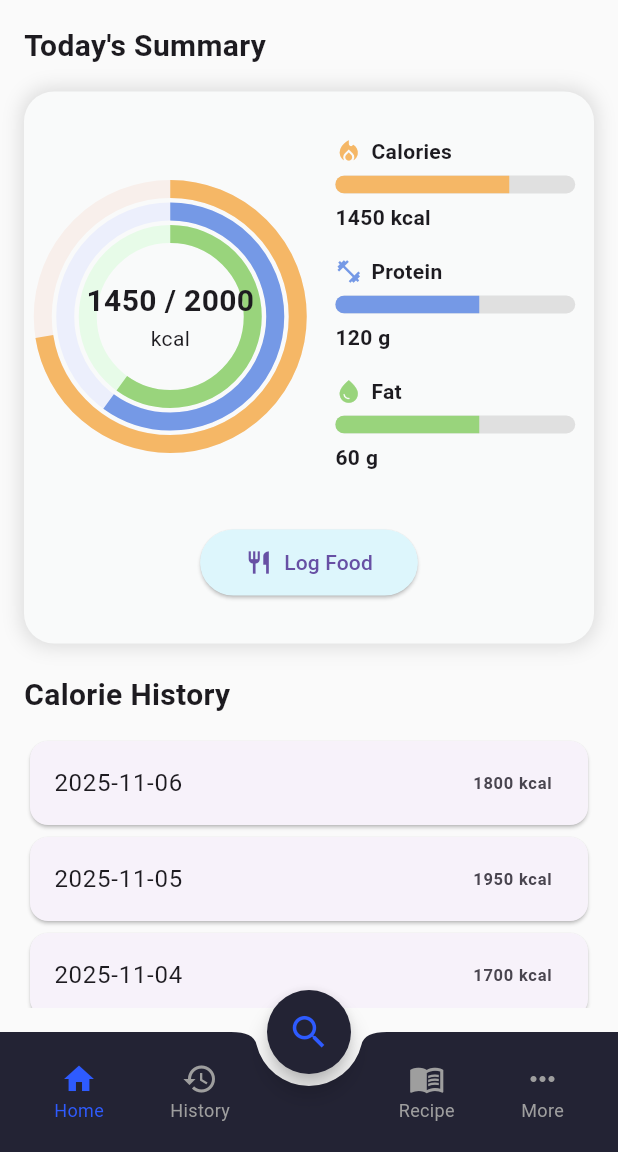
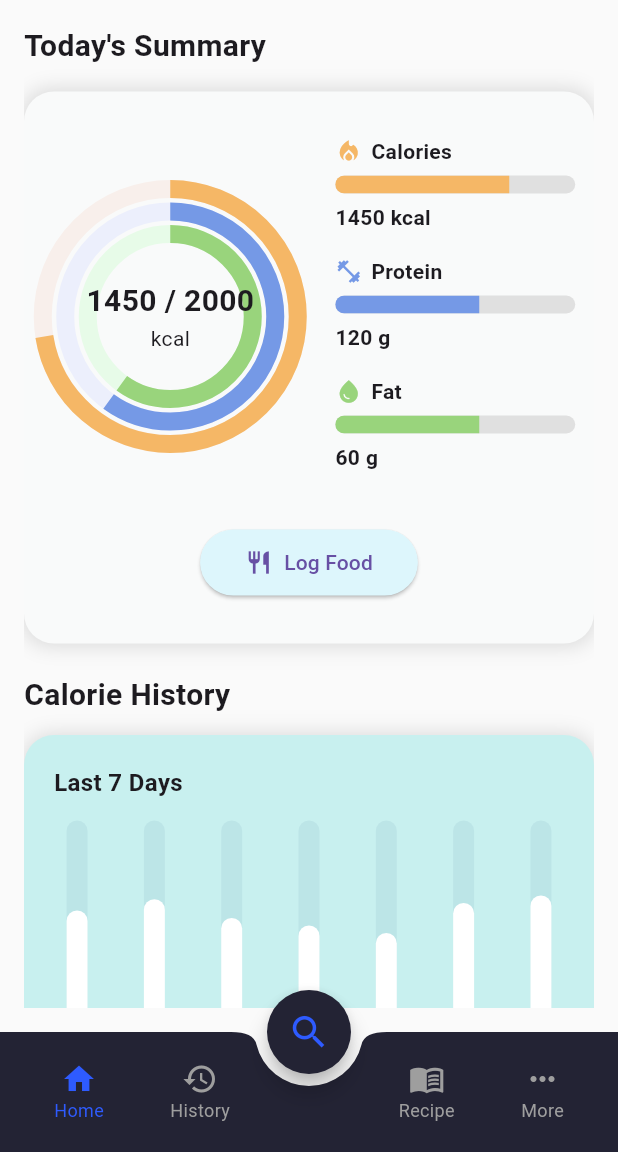
Before and after one commit to okkaraungaung/EatSmart, a Flutter app: the screen it shows after launch, on a phone screen of 412 x 824 dp, the part 84-1236 px from its top. Run offline on Flutter 3.47's test engine with Material 3 defaults, Android fonts, the phone set to English and light mode, and no system bars.

Commit message:
feat: history chart in home screen

```diff
--- a/lib/home_screen.dart
+++ b/lib/home_screen.dart
@@ -41,7 +41,6 @@ class _HomeScreenState extends State<HomeScreen> {
   Widget build(BuildContext context) {
     return Scaffold(
       appBar: AppBar(title: const Text("EatSmart"), centerTitle: true),
-
       body: IndexedStack(index: _selectedIndex, children: _screens),
 
       floatingActionButton: FloatingActionButton(
@@ -106,9 +105,7 @@ class _HomeScreenState extends State<HomeScreen> {
               ),
             ],
           ),
-
           const SizedBox(height: 6),
-
           Container(
             width: 160,
             height: 12,
@@ -125,30 +122,41 @@ class _HomeScreenState extends State<HomeScreen> {
               ),
             ),
           ),
-
           const SizedBox(height: 6),
-
           Text(
             amountText,
             style: const TextStyle(fontSize: 14, fontWeight: FontWeight.bold),
           ),
-
           const SizedBox(height: 16),
         ],
       );
     }
 
+    // 🔥 7-day history (you can replace with real data)
     List<Map<String, dynamic>> history = [
       {"date": "2025-11-06", "calories": 1800},
       {"date": "2025-11-05", "calories": 1950},
       {"date": "2025-11-04", "calories": 1700},
+      {"date": "2025-11-03", "calories": 1600},
+      {"date": "2025-11-02", "calories": 1500},
+      {"date": "2025-11-01", "calories": 1900},
+      {"date": "2025-10-31", "calories": 2000},
     ];
+
+    // Used for scaling bar height
+    double maxCal = history
+        .map<double>((e) => e["calories"].toDouble())
+        .reduce((a, b) => a > b ? a : b);
 
     return Padding(
       padding: const EdgeInsets.all(16),
+      child: SingleChildScrollView(
         child: Column(
           crossAxisAlignment: CrossAxisAlignment.start,
           children: [
+            //-------------------------------------------------------
+            // 🔵 SUMMARY SECTION
+            //-------------------------------------------------------
             const Text(
               "Today's Summary",
               style: TextStyle(fontSize: 20, fontWeight: FontWeight.bold),
@@ -169,65 +177,41 @@ class _HomeScreenState extends State<HomeScreen> {
                   ),
                 ],
               ),
-
-            // CONTENT INSIDE WHITE BOX
               child: Column(
                 children: [
-                // ROW: CYCLE + BARS
                   Row(
                     mainAxisAlignment: MainAxisAlignment.center,
                     children: [
-                    // 3-LAYER CYCLE (UNCHANGED)
                       Stack(
                         alignment: Alignment.center,
                         children: [
-                        // Calories
                           SizedBox(
                             width: 170,
                             height: 170,
                             child: CircularProgressIndicator(
                               value: calProgress,
                               strokeWidth: 12,
-                            backgroundColor: const Color.fromARGB(
-                              255,
-                              248,
-                              239,
-                              235,
-                            ),
+                              backgroundColor: const Color(0xFFF8EFEB),
                               color: const Color(0xFFF5B766),
                             ),
                           ),
-
-                        // Protein
                           SizedBox(
                             width: 140,
                             height: 140,
                             child: CircularProgressIndicator(
                               value: proteinProgress,
                               strokeWidth: 12,
-                            backgroundColor: const Color.fromARGB(
-                              255,
-                              236,
-                              239,
-                              252,
-                            ),
+                              backgroundColor: const Color(0xFFECEFFC),
                               color: const Color(0xFF7599E6),
                             ),
                           ),
-
-                        // Fat
                           SizedBox(
                             width: 110,
                             height: 110,
                             child: CircularProgressIndicator(
                               value: fatProgress,
                               strokeWidth: 12,
-                            backgroundColor: const Color.fromARGB(
-                              255,
-                              231,
-                              251,
-                              232,
-                            ),
+                              backgroundColor: const Color(0xFFE7FBE8),
                               color: const Color(0xFF99D47C),
                             ),
                           ),
@@ -245,9 +229,7 @@ class _HomeScreenState extends State<HomeScreen> {
                           ),
                         ],
                       ),
-
                       const SizedBox(width: 25),
-                    // Bars WITH icons (line-by-line)
                       Column(
                         crossAxisAlignment: CrossAxisAlignment.start,
                         children: [
@@ -258,7 +240,6 @@ class _HomeScreenState extends State<HomeScreen> {
                             color: const Color(0xFFF5B766),
                             amountText: "$todayCalories kcal",
                           ),
-
                           _nutrientBar(
                             icon: Icons.fitness_center,
                             label: "Protein",
@@ -266,7 +247,6 @@ class _HomeScreenState extends State<HomeScreen> {
                             color: const Color(0xFF7599E6),
                             amountText: "$protein g",
                           ),
-
                           _nutrientBar(
                             icon: Icons.water_drop,
                             label: "Fat",
@@ -278,9 +258,7 @@ class _HomeScreenState extends State<HomeScreen> {
                       ),
                     ],
                   ),
-
                   const SizedBox(height: 20),
-
                   ElevatedButton.icon(
                     style: ElevatedButton.styleFrom(
                       padding: const EdgeInsets.symmetric(
@@ -309,30 +287,87 @@ class _HomeScreenState extends State<HomeScreen> {
 
             const SizedBox(height: 20),
 
+            //WEEKLY CHART
             const Text(
               "Calorie History",
               style: TextStyle(fontSize: 20, fontWeight: FontWeight.bold),
             ),
             const SizedBox(height: 12),
 
-          Expanded(
-            child: ListView.builder(
-              itemCount: history.length,
-              itemBuilder: (context, index) {
-                final day = history[index];
-                return Card(
-                  child: ListTile(
-                    title: Text(day['date']),
-                    trailing: Text(
-                      "${day['calories']} kcal",
-                      style: const TextStyle(fontWeight: FontWeight.bold),
+            Container(
+              width: double.infinity,
+              padding: const EdgeInsets.all(20),
+              decoration: BoxDecoration(
+                color: const Color(0xFFc8f0ef), // Light blue background
+                borderRadius: BorderRadius.circular(20),
+                boxShadow: const [
+                  BoxShadow(
+                    color: Colors.black12,
+                    blurRadius: 10,
+                    spreadRadius: 1,
+                  ),
+                ],
+              ),
+              child: Column(
+                crossAxisAlignment: CrossAxisAlignment.start,
+                children: [
+                  const Text(
+                    "Last 7 Days",
+                    style: TextStyle(fontSize: 16, fontWeight: FontWeight.w600),
+                  ),
+                  const SizedBox(height: 14),
+
+                  SizedBox(
+                    height: 200,
+                    child: Row(
+                      mainAxisAlignment: MainAxisAlignment.spaceBetween,
+                      children: List.generate(history.length, (index) {
+                        double value = history[index]["calories"].toDouble();
+                        double barHeight = (value / maxCal) * 100;
+
+                        return Column(
+                          children: [
+                            // Vertical thin bar
+                            Container(
+                              width: 14,
+                              height: 150,
+                              alignment: Alignment.bottomCenter,
+                              decoration: BoxDecoration(
+                                color: const Color.fromARGB(
+                                  255,
+                                  171,
+                                  212,
+                                  220,
+                                ).withOpacity(0.4),
+                                borderRadius: BorderRadius.circular(20),
+                              ),
+                              child: Container(
+                                width: 14,
+                                height: barHeight,
+                                decoration: BoxDecoration(
+                                  color: const Color(0xFFFFFFFF),
+                                  borderRadius: BorderRadius.circular(20),
                                 ),
                               ),
-                );
-              },
+                            ),
+                            const SizedBox(height: 8),
+                            Text(
+                              history[index]["date"].substring(5),
+                              style: const TextStyle(
+                                fontSize: 11,
+                                fontWeight: FontWeight.w600,
                               ),
                             ),
                           ],
+                        );
+                      }),
+                    ),
+                  ),
+                ],
+              ),
+            ),
+          ],
+        ),
       ),
     );
   }
--- a/pubspec.yaml
+++ b/pubspec.yaml
@@ -31,6 +31,7 @@ dependencies:
   flutter:
     sdk: flutter
   intl: ^0.19.0
+  fl_chart: ^0.68.0
 
   # The following adds the Cupertino Icons font to your application.
   # Use with the CupertinoIcons class for iOS style icons.
```
Also changed, not shown: pubspec.lock. Lines whose indentation alone changed are shown as unchanged.
